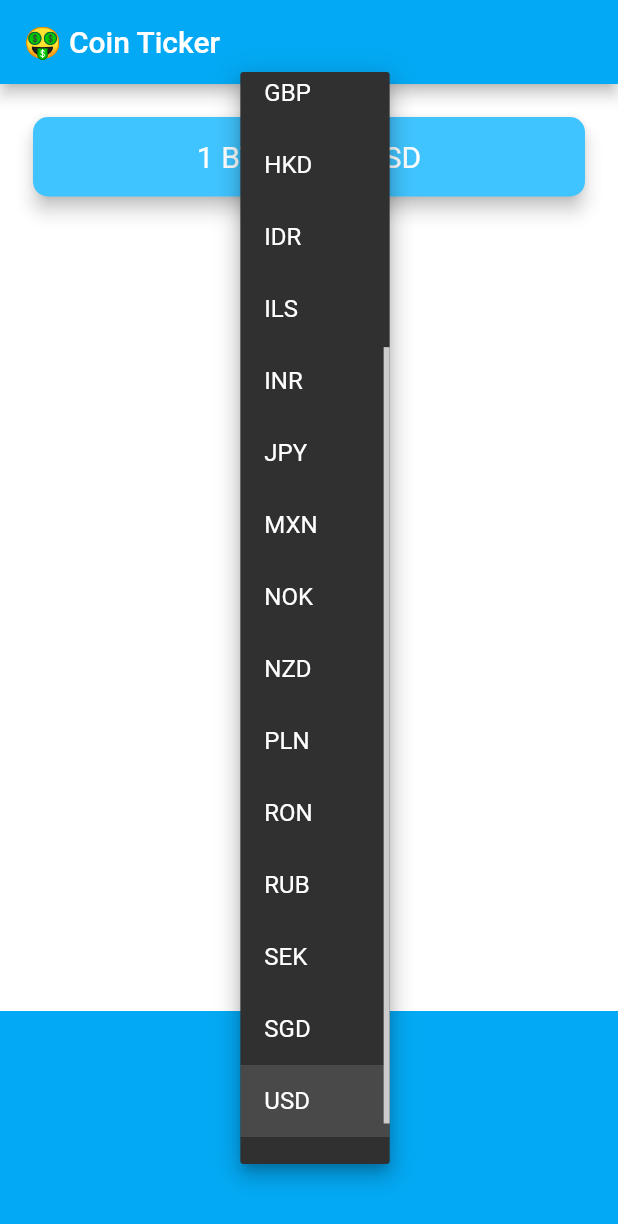
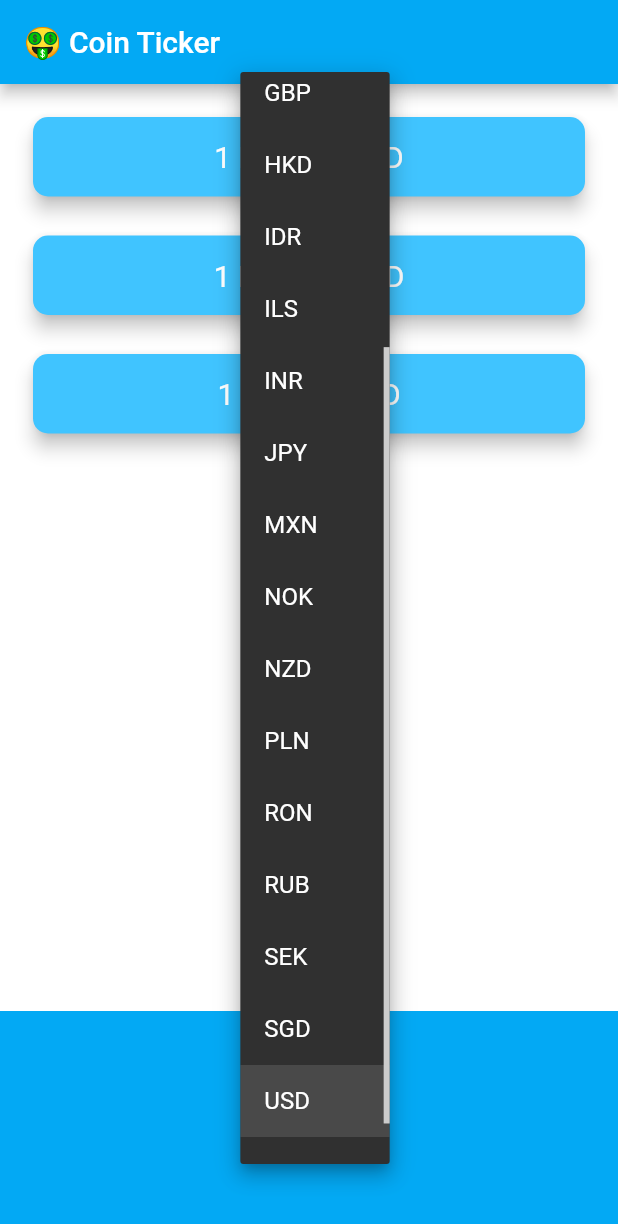
Before and after one commit to Robfeb/flutterprojects, a Flutter app: the screen it shows after launch, after a tap on "USD", on a phone screen of 412 x 824 dp. Shown: the top 1224 px of the screen. Run offline on Flutter 3.47's test engine with Material 2 defaults, Android fonts, the phone set to English and light mode, and no system bars; our stand-ins replace audioplayers, flutter_spinkit, font_awesome_flutter, geolocator, rflutter_alert; network calls fail.

Commit message:
add bitcoin tracker currencies

```diff
--- a/bitcoin-ticker-flutter/lib/coin_data.dart
+++ b/bitcoin-ticker-flutter/lib/coin_data.dart
@@ -34,18 +34,22 @@ const List<String> cryptoList = [
 ];
 
 class CoinData {
-  Future<double> getCoinData(String currency) async {
-    var url = '$kCoinApiUrl/BTC/$currency?apikey=$kApiKey';
+  Future getCoinData(String currency) async {
+    Map<String, String> cryptoPrices = {};
+    for (String crypto in cryptoList) {
+      var url = '$kCoinApiUrl/$crypto/$currency?apikey=$kApiKey';
       var rate;
       var response = await http.get(url);
       if (response.statusCode == 200) {
         print(response.body);
         var jsonResponse = convert.jsonDecode(response.body);
         rate = jsonResponse['rate'];
+        cryptoPrices[crypto] = rate.toStringAsFixed(0);
         print(rate);
       } else {
         print('Request failed with status: ${response.statusCode}.');
       }
-    return rate;
+    }
+    return cryptoPrices;
   }
 }
--- a/bitcoin-ticker-flutter/lib/price_screen.dart
+++ b/bitcoin-ticker-flutter/lib/price_screen.dart
@@ -12,6 +12,8 @@ class _PriceScreenState extends State<PriceScreen> {
   String selectedCurrency = 'USD';
   String valueCurrency = '0.0';
   CoinData coinData = CoinData();
+  Map<String, String> coinValues = {};
+  bool isWaiting = false;
   DropdownButton<String> getAndroidDropDownButton() {
     List<DropdownMenuItem<String>> menuList = [];
     for (String currency in currenciesList) {
@@ -42,13 +44,18 @@ class _PriceScreenState extends State<PriceScreen> {
   }
 
   void getData() async {
+    //7: Second, we set it to true when we initiate the request for prices.
+    isWaiting = true;
     try {
-      var data = await coinData.getCoinData(selectedCurrency);
+      //6: Update this method to receive a Map containing the crypto:price key value pairs.
+      var data = await CoinData().getCoinData(selectedCurrency);
+      //7. Third, as soon the above line of code completes, we now have the data and no longer need to wait. So we can set isWaiting to false.
+      isWaiting = false;
       setState(() {
-        valueCurrency = data.toStringAsFixed(0);
+        coinValues = data;
       });
     } catch (e) {
-      print('error $e');
+      print(e);
     }
   }
 
@@ -79,26 +86,26 @@ class _PriceScreenState extends State<PriceScreen> {
         mainAxisAlignment: MainAxisAlignment.spaceBetween,
         crossAxisAlignment: CrossAxisAlignment.stretch,
         children: <Widget>[
-          Padding(
-            padding: EdgeInsets.fromLTRB(18.0, 18.0, 18.0, 0),
-            child: Card(
-              color: Colors.lightBlueAccent,
-              elevation: 5.0,
-              shape: RoundedRectangleBorder(
-                borderRadius: BorderRadius.circular(10.0),
+          Column(
+            crossAxisAlignment: CrossAxisAlignment.stretch,
+            children: <Widget>[
+              CryptoCard(
+                cryptoCurrency: 'BTC',
+                //7. Finally, we use a ternary operator to check if we are waiting and if so, we'll display a '?' otherwise we'll show the actual price data.
+                value: isWaiting ? '?' : coinValues['BTC'],
+                selectedCurrency: selectedCurrency,
               ),
-              child: Padding(
-                padding: EdgeInsets.symmetric(vertical: 15.0, horizontal: 28.0),
-                child: Text(
-                  '1 BTC =  $valueCurrency $selectedCurrency',
-                  textAlign: TextAlign.center,
-                  style: TextStyle(
-                    fontSize: 20.0,
-                    color: Colors.white,
-                  ),
-                ),
+              CryptoCard(
+                cryptoCurrency: 'ETH',
+                value: isWaiting ? '?' : coinValues['ETH'],
+                selectedCurrency: selectedCurrency,
               ),
-            ),
+              CryptoCard(
+                cryptoCurrency: 'LTC',
+                value: isWaiting ? '?' : coinValues['LTC'],
+                selectedCurrency: selectedCurrency,
+              ),
+            ],
           ),
           Container(
             height: 150.0,
@@ -114,3 +121,41 @@ class _PriceScreenState extends State<PriceScreen> {
     );
   }
 }
+
+class CryptoCard extends StatelessWidget {
+  //2: You'll need to able to pass the selectedCurrency, value and cryptoCurrency to the constructor of this CryptoCard Widget.
+  const CryptoCard({
+    this.value,
+    this.selectedCurrency,
+    this.cryptoCurrency,
+  });
+
+  final String value;
+  final String selectedCurrency;
+  final String cryptoCurrency;
+
+  @override
+  Widget build(BuildContext context) {
+    return Padding(
+      padding: EdgeInsets.fromLTRB(18.0, 18.0, 18.0, 0),
+      child: Card(
+        color: Colors.lightBlueAccent,
+        elevation: 5.0,
+        shape: RoundedRectangleBorder(
+          borderRadius: BorderRadius.circular(10.0),
+        ),
+        child: Padding(
+          padding: EdgeInsets.symmetric(vertical: 15.0, horizontal: 28.0),
+          child: Text(
+            '1 $cryptoCurrency = $value $selectedCurrency',
+            textAlign: TextAlign.center,
+            style: TextStyle(
+              fontSize: 20.0,
+              color: Colors.white,
+            ),
+          ),
+        ),
+      ),
+    );
+  }
+}
```
Lines whose indentation alone changed are shown as unchanged.
